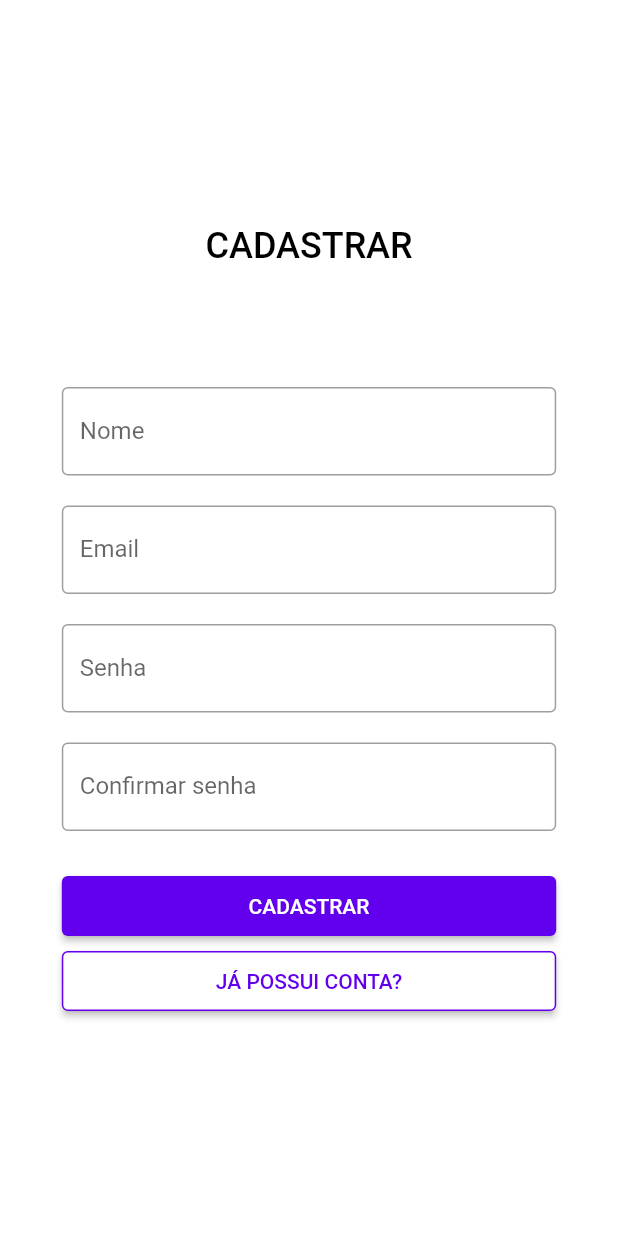
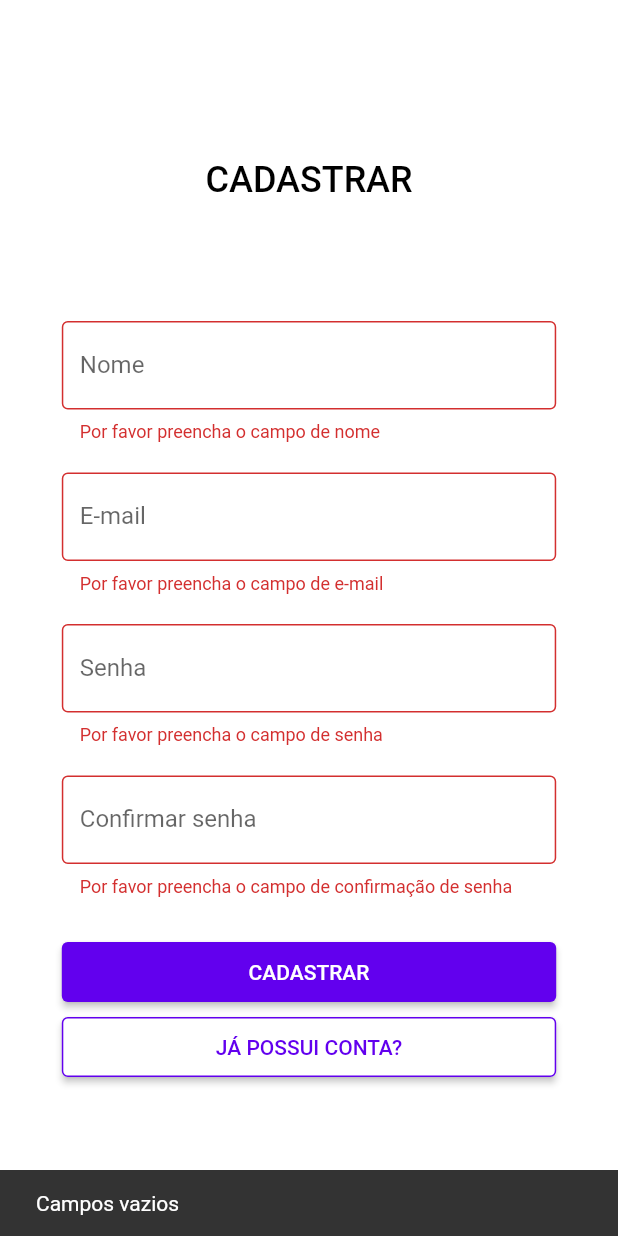
Before and after one commit to jvmr535/arrivederci, a Flutter app: the Register screen opened by its route, after a tap on "CADASTRAR", on a phone screen of 412 x 824 dp. Run offline on Flutter 3.47's test engine with Material 2 defaults, Android fonts, the phone set to English and light mode, and no system bars; our stand-ins replace firebase_auth, firebase_core, google_fonts; accounts and stored records are empty.

Commit message:
refactor: :recycle: Register error deal

```diff
--- a/lib/modules/login/login_page.dart
+++ b/lib/modules/login/login_page.dart
@@ -107,7 +107,6 @@ class _LoginState extends State<Login> {
                               );
                             }
                           } catch (e) {
-                            print(e);
                             ScaffoldMessenger.of(context).showSnackBar(
                               const SnackBar(
                                 content: Text("Erro ao fazer login"),
--- a/lib/modules/register/register_page.dart
+++ b/lib/modules/register/register_page.dart
@@ -12,15 +12,19 @@ class Register extends StatefulWidget {
 class _RegisterState extends State<Register> {
   String _email = "", _name = "", _password = "", _confirmPassword = "";
   final auth = FirebaseAuth.instance;
+  final _formKey = GlobalKey<FormState>();
   @override
   Widget build(BuildContext context) {
     final size = MediaQuery.of(context).size;
     return Scaffold(
       backgroundColor: AppColors.white,
-      body: Stack(children: [
+      body: Stack(
+        children: [
           Center(
             child: Container(
               child: SingleChildScrollView(
+                child: Form(
+                  key: _formKey,
                   child: Column(
                     mainAxisAlignment: MainAxisAlignment.center,
                     children: [
@@ -31,7 +35,13 @@ class _RegisterState extends State<Register> {
                       SizedBox(height: 80.0),
                       Container(
                         width: size.width * 0.8,
-                  child: TextField(
+                        child: TextFormField(
+                          validator: (value) {
+                            if (value == null || value.isEmpty) {
+                              return "Por favor preencha o campo de nome";
+                            }
+                            return null;
+                          },
                           onChanged: (value) async {
                             setState(() {
                               _name = value.trim();
@@ -46,14 +56,20 @@ class _RegisterState extends State<Register> {
                       SizedBox(height: 20.0),
                       Container(
                         width: size.width * 0.8,
-                  child: TextField(
+                        child: TextFormField(
+                          validator: (value) {
+                            if (value == null || value.isEmpty) {
+                              return "Por favor preencha o campo de e-mail";
+                            }
+                            return null;
+                          },
                           onChanged: (value) async {
                             setState(() {
                               _email = value.trim();
                             });
                           },
                           decoration: InputDecoration(
-                      labelText: 'Email',
+                            labelText: 'E-mail',
                             border: OutlineInputBorder(),
                           ),
                         ),
@@ -61,7 +77,13 @@ class _RegisterState extends State<Register> {
                       SizedBox(height: 20.0),
                       Container(
                         width: size.width * 0.8,
-                  child: TextField(
+                        child: TextFormField(
+                          validator: (value) {
+                            if (value == null || value.isEmpty) {
+                              return "Por favor preencha o campo de senha";
+                            }
+                            return null;
+                          },
                           onChanged: (value) async {
                             setState(() {
                               _password = value.trim();
@@ -77,7 +99,13 @@ class _RegisterState extends State<Register> {
                       SizedBox(height: 20.0),
                       Container(
                         width: size.width * 0.8,
-                  child: TextField(
+                        child: TextFormField(
+                          validator: (value) {
+                            if (value == null || value.isEmpty) {
+                              return "Por favor preencha o campo de confirmação de senha";
+                            }
+                            return null;
+                          },
                           onChanged: (value) async {
                             setState(() {
                               _confirmPassword = value.trim();
@@ -102,20 +130,44 @@ class _RegisterState extends State<Register> {
                           onPressed: () async {
                             try {
                               if (_password == _confirmPassword) {
+                                if (_formKey.currentState!.validate()) {
                                   await auth
                                       .createUserWithEmailAndPassword(
                                           email: _email, password: _password)
                                       .then(
                                         (UserCredential result) => {
+                                          ScaffoldMessenger.of(context)
+                                              .showSnackBar(
+                                            const SnackBar(
+                                              content:
+                                                  Text("Cadastro bem sucedido"),
+                                            ),
+                                          ),
                                           result.user!.updateDisplayName(_name),
-                                  Navigator.of(context).pushNamed(LOGIN_SCREEN)
+                                          Navigator.of(context)
+                                              .pushNamed(LOGIN_SCREEN)
                                         },
                                       );
                                 } else {
-                          print("As senhas não correspondem");
+                                  ScaffoldMessenger.of(context).showSnackBar(
+                                    const SnackBar(
+                                      content: Text("Campos vazios"),
+                                    ),
+                                  );
+                                }
+                              } else {
+                                ScaffoldMessenger.of(context).showSnackBar(
+                                  const SnackBar(
+                                    content: Text("As senhas não correspondem"),
+                                  ),
+                                );
                               }
                             } catch (e) {
-                        print("O cadastro deu errado");
+                              ScaffoldMessenger.of(context).showSnackBar(
+                                const SnackBar(
+                                  content: Text("Erro ao fazer cadastro"),
+                                ),
+                              );
                             }
                           },
                           child: Text('CADASTRAR'),
@@ -140,9 +192,12 @@ class _RegisterState extends State<Register> {
                       ),
                     ],
                   ),
-          )),
+                ),
+              ),
+            ),
           )
-      ]),
+        ],
+      ),
     );
   }
 }
```
Lines whose indentation alone changed are shown as unchanged.
